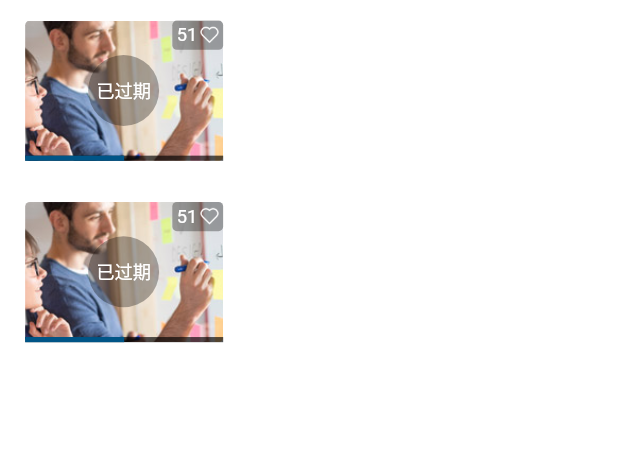
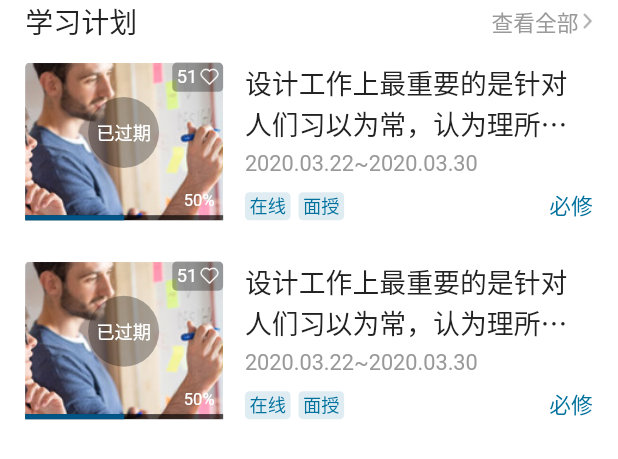
Before and after one commit to LiuMeng1224/Flutter-App, a Flutter app: the LearnActivityPlan widget shown alone on an empty page, opened directly, on a phone screen of 412 x 824 dp. Shown: the top 459 px of the screen. Run offline on Flutter 3.47's test engine with Material 2 defaults, Android fonts, the light colour scheme and no system bars; our stand-ins replace device_info, dio, fluro, flutter_easyrefresh, flutter_screenutil, flutter_swiper and 3 more; accounts and stored records are empty; network calls fail; statements that could not run were skipped.

Commit message:
add:学习活动计划布局

```diff
--- a/flutter_app/lib/componets/home/learn_activity_paln.dart
+++ b/flutter_app/lib/componets/home/learn_activity_paln.dart
@@ -32,7 +32,10 @@ class LearnActivityPlanState extends State<LearnActivityPlan>{
 
   //整体卡片
   Widget _getWarpCardView(){
-    return Card(
+    return Column(
+      children: [
+        _listHeader(),
+        Card(
           elevation: 4,
           shadowColor: Color(0xff434343),
           shape: RoundedRectangleBorder(
@@ -43,6 +46,8 @@ class LearnActivityPlanState extends State<LearnActivityPlan>{
             color: Colors.white,
             child: _getPlanView(),
           ),
+        ),
+      ],
     );
   }
 
@@ -88,11 +93,13 @@ class LearnActivityPlanState extends State<LearnActivityPlan>{
 
   List<Widget> _getPlanList(){
     List<Widget> widgetList = [];
+    widgetList.add(_listHeader());
     widgetList.add(_leftImageLeftTextItem());
     widgetList.add(_leftImageLeftTextItem());
     return widgetList;
   }
 
+  //计划标题
   Widget _listHeader(){
     return Container(
       color: Colors.white,
@@ -100,27 +107,33 @@ class LearnActivityPlanState extends State<LearnActivityPlan>{
         mainAxisAlignment: MainAxisAlignment.spaceBetween,
         children: [
           Padding(
-            padding: EdgeInsets.only(left: 15),
+            padding: EdgeInsets.only(left: ScreenUtil().setWidth(44)),
             child: Text(
               "学习计划",
               textAlign: TextAlign.start,
               style: TextStyle(
-                  fontSize: 18,
+                  fontSize: ScreenUtil().setSp(49),
                   color: Color(0xff222222),
-                  fontWeight: FontWeight.w600
+                  fontWeight: FontWeight.w500
               ),
             ),
           ),
           Padding(
-            padding: EdgeInsets.only(right: 15),
+            padding: EdgeInsets.only(right: ScreenUtil().setWidth(44)),
             child: InkWell(
               onTap: (){},
-              child: Text(
+              child: Row(
+                children: [
+                  Text(
                     "查看全部",
                     style: TextStyle(
                         fontSize: ScreenUtil().setSp(38),
                         color: Color(0xff999999)
                     ),
+                  ),
+                  SizedBox(width: 2,),
+                  Image.asset("assets/images/home/icon_plan_more.png",width: ScreenUtil().setWidth(20),height: ScreenUtil().setWidth(35),fit: BoxFit.fill,)
+                ],
               ),
             ),
           )
@@ -134,8 +147,11 @@ class LearnActivityPlanState extends State<LearnActivityPlan>{
     return Padding(
       padding: EdgeInsets.only(left: ScreenUtil().setWidth(44),right: ScreenUtil().setWidth(44),top: ScreenUtil().setWidth(36),bottom: ScreenUtil().setWidth(36)),
       child: Row(
+        crossAxisAlignment: CrossAxisAlignment.start,
         children: [
           _getImageView(""),
+          SizedBox(width: ScreenUtil().setWidth(38),),
+          _getTextView(),
         ],
       ),
     );
@@ -145,7 +161,7 @@ class LearnActivityPlanState extends State<LearnActivityPlan>{
   Widget _getImageView(String img){
     return Container(
       width: ScreenUtil().setWidth(346),
-      height: ScreenUtil().setWidth(245),
+      height: ScreenUtil().setHeight(245),
       decoration: BoxDecoration(
         borderRadius: BorderRadius.all(Radius.circular(ScreenUtil().setWidth(8))),
         image: DecorationImage(
@@ -291,10 +307,132 @@ class LearnActivityPlanState extends State<LearnActivityPlan>{
               ),
             ),
           ),
+          Positioned(//计划进度
+            right: ScreenUtil().setWidth(15),
+            bottom: ScreenUtil().setHeight(15),
+            child: Text(
+              "50%",
+              style: TextStyle(
+                color: Colors.white,
+                fontSize: ScreenUtil().setSp(29)
+              ),
+            ),
+          ),
         ],
       ),
     );
   }
 
+  //文案view
+  Widget _getTextView(){
+    return Expanded(
+      child: SizedBox(
+        height: ScreenUtil().setHeight(245),
+        child: Stack(
+          children: [
+            Column(
+              mainAxisAlignment: MainAxisAlignment.start,
+              crossAxisAlignment: CrossAxisAlignment.start,
+              children: [
+                Text(
+                  "设计工作上最重要的是针对人们习以为常，认为理所当然，势力扩大飞机萨拉丁开发手动阀手动阀",
+                  maxLines: 2,
+                  textAlign: TextAlign.start,
+                  overflow: TextOverflow.ellipsis,
+                  style: TextStyle(
+                      color: Color(0xff222222),
+                      fontSize: ScreenUtil().setSp(47),
+                      fontWeight: FontWeight.w500,
+                  ),
+                ),
+                SizedBox(height: ScreenUtil().setHeight(12),),
+                Text(
+                  "2020.03.22~2020.03.30",
+                  maxLines: 2,
+                  overflow: TextOverflow.ellipsis,
+                  style: TextStyle(
+                      color: Color(0xff999999),
+                      fontSize: ScreenUtil().setSp(38)
+                  ),
+                ),
+              ],
+            ),
+            Positioned(
+              left: 0,
+              bottom: 0,
+              child: Row(
+                mainAxisAlignment: MainAxisAlignment.spaceBetween,
+                children: [
+                  Offstage(
+                    offstage: false,
+                    child: SizedBox(
+                      height: ScreenUtil().setWidth(49),
+                      child: DecoratedBox(
+                          decoration: BoxDecoration(
+                              color: Color(0x2000709D),
+                              borderRadius: BorderRadius.all(Radius.circular(ScreenUtil().setWidth(8)))
+                          ),
+                          child: Padding(
+                            padding: EdgeInsets.only(left: 3,right: 3),
+                            child: Text(
+                              "在线",
+                              textAlign: TextAlign.center,
+                              style: TextStyle(
+                                color: Color(0xff00709D),
+                                fontSize: ScreenUtil().setSp(32),
+                              ),
+                            ),
+                          )
+                      ),
+                    ),
+                  ),
+                  SizedBox(width: ScreenUtil().setWidth(14),),
+                  Offstage(
+                    offstage: false,
+                    child: SizedBox(
+                      height: ScreenUtil().setWidth(49),
+                      child: DecoratedBox(
+                          decoration: BoxDecoration(
+                              color: Color(0x2000709D),
+                              borderRadius: BorderRadius.all(Radius.circular(ScreenUtil().setWidth(8)))
+                          ),
+                          child: Padding(
+                            padding: EdgeInsets.only(left: 3,right: 3),
+                            child: Text(
+                              "面授",
+                              textAlign: TextAlign.center,
+                              style: TextStyle(
+                                color: Color(0xff00709D),
+                                fontSize: ScreenUtil().setSp(32),
+                              ),
+                            ),
+                          )
+                      ),
+                    ),
+                  ),
+                ],
+              ),
+            ),
+            Positioned(
+              bottom: 0,
+              right: 0,
+              child: Offstage(
+                offstage: false,
+                child: Text(
+                  "必修",
+                  textAlign: TextAlign.center,
+                  style: TextStyle(
+                    color: Color(0xff00709D),
+                    fontSize: ScreenUtil().setSp(38),
+                    fontWeight: FontWeight.w500,
+                  ),
+                ),
+              ),
+            )
+          ],
+        ),
+      ),
+    );
+  }
 
 }
--- a/flutter_app/pubspec.yaml
+++ b/flutter_app/pubspec.yaml
@@ -101,6 +101,7 @@ flutter:
     - assets/images/home/icon_home_message.png
     - assets/images/home/icon_home_search.png
     - assets/images/home/icon_collect_plan.png
+    - assets/images/home/icon_plan_more.png
     - assets/audio/Butterfly-209.mp4
     - assets/audio/bumble_bee_captions.srt
 
```
Also changed, not shown: flutter_app/assets/images/home/icon_plan_more.png (added). Lines whose indentation alone changed are shown as unchanged.
